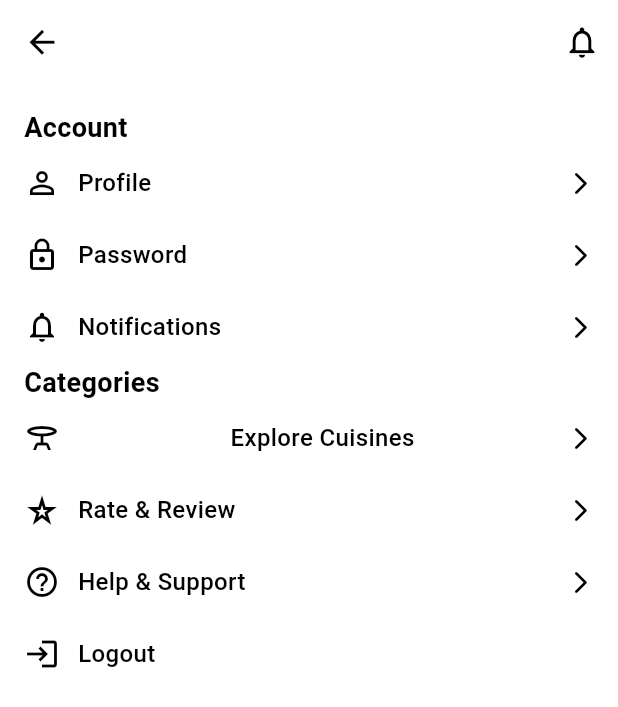
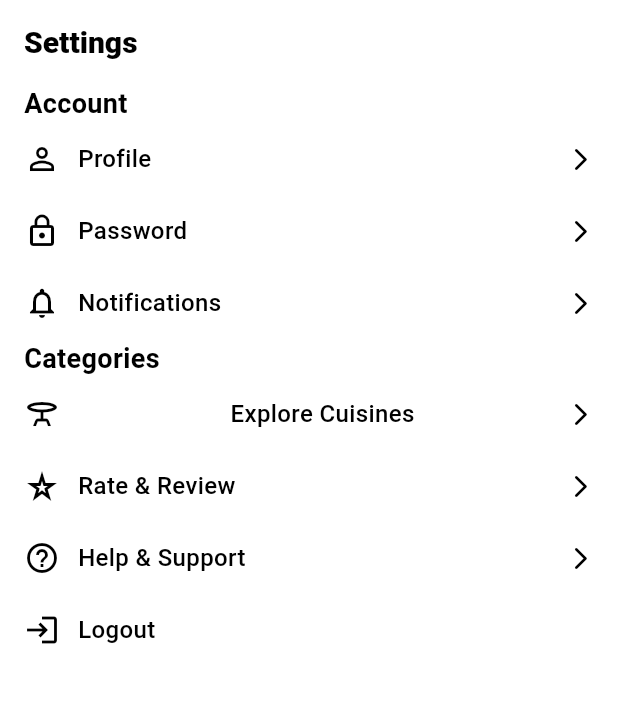
Before and after one commit to zaibappdev/halal_maskin_app, a Flutter app: the SettingScreen screen opened by its route, on a phone screen of 412 x 824 dp. Shown: the top 707 px of the screen. Run offline on Flutter 3.47's test engine with Material 3 defaults, Android fonts, the phone set to English and light mode, and no system bars; our stand-ins replace go_router; network calls fail.

Commit message:
Initial commit

```diff
--- a/lib/features/setting/setting_screen.dart
+++ b/lib/features/setting/setting_screen.dart
@@ -22,28 +22,19 @@ class _SettingScreenState extends State<SettingScreen> {
         automaticallyImplyLeading: false,
         centerTitle: false,
 
-        leading: IconButton(
-          onPressed: () {
-            NavigationServices.push(AppPaths.dashboard);
-          },
-          icon: Icon(Icons.arrow_back_outlined, color: Colors.black, size: 25),
+        title: Text(
+          "Settings",
+          style: TextStyle(
+            fontSize: 20,
+            color: Colors.black,
+            fontWeight: FontWeight.w800,
+          ),
         ),
-
-        actions: [
-          IconButton(
-            onPressed: () {},
-            icon: Icon(
-              Icons.notifications_none_outlined,
-              color: Colors.black,
-              size: 25,
-            ),
-          ),
-        ],
       ),
 
       // Body
       body: Padding(
-        padding: const EdgeInsets.all(16.0),
+        padding: const EdgeInsets.symmetric(horizontal: 16.0),
         child: SingleChildScrollView(
           child: Column(
             crossAxisAlignment: CrossAxisAlignment.start,
--- a/lib/routes/app_paths.dart
+++ b/lib/routes/app_paths.dart
@@ -16,6 +16,7 @@ class AppPaths {
   static const String home = '/home';
   static const String profile = '/profile';
   static const String settings = '/settings';
+  static const String editProfile = '/edit_profile';
   static const String notifications = '/notifications';
 
   // ---------- Utilities ----------
--- a/lib/routes/app_routes.dart
+++ b/lib/routes/app_routes.dart
@@ -5,6 +5,7 @@ import 'package:halal_maskin_app/features/authentication/sign_in/sign_in_screen.
 import 'package:halal_maskin_app/features/authentication/sign_up/sign_up_screen.dart';
 import 'package:halal_maskin_app/features/authentication/welcome/welcome_screen.dart';
 import 'package:halal_maskin_app/features/dashboard/dashboard.dart';
+import 'package:halal_maskin_app/features/setting/profile/edit_profile/edit_profile_screen.dart';
 import 'package:halal_maskin_app/features/setting/profile/profile_screen.dart';
 import 'package:halal_maskin_app/features/setting/setting_screen.dart';
 import 'app_paths.dart';
@@ -57,11 +58,6 @@ class AppRoutes {
         pageBuilder: (context, state) =>
             NavigationServices.instant(const Dashboard(), state),
       ),
-      GoRoute(
-        path: AppPaths.dashboard,
-        pageBuilder: (context, state) =>
-            NavigationServices.instant(const Dashboard(), state),
-      ),
 
       GoRoute(
         path: AppPaths.settings,
@@ -73,6 +69,12 @@ class AppRoutes {
         path: AppPaths.profile,
         pageBuilder: (context, state) =>
             NavigationServices.instant(const ProfileScreen(), state),
+      ),
+
+      GoRoute(
+        path: AppPaths.editProfile,
+        pageBuilder: (context, state) =>
+            NavigationServices.instant(const EditProfileScreen(), state),
       ),
     ],
   );
```
Also changed, not shown: lib/features/likes/likes_screen.dart (+51 -1 lines), lib/features/setting/profile/edit_profile/edit_profile_screen.dart (added, +125 -0 lines), lib/features/setting/profile/profile_screen.dart (+7 -2 lines).
